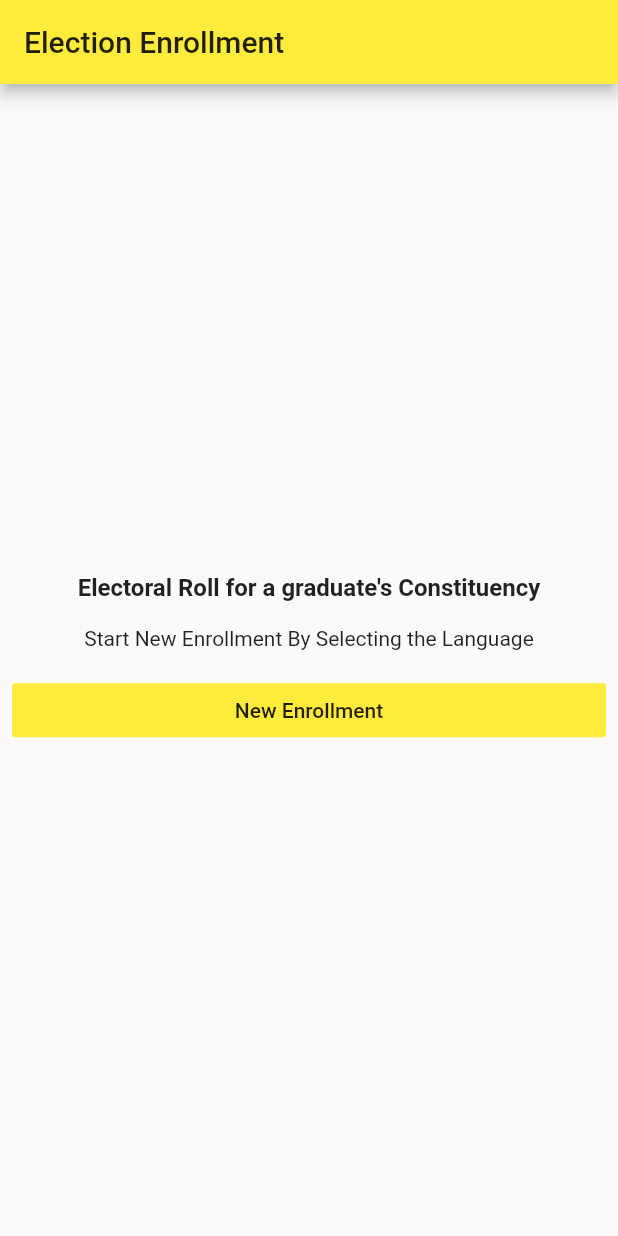
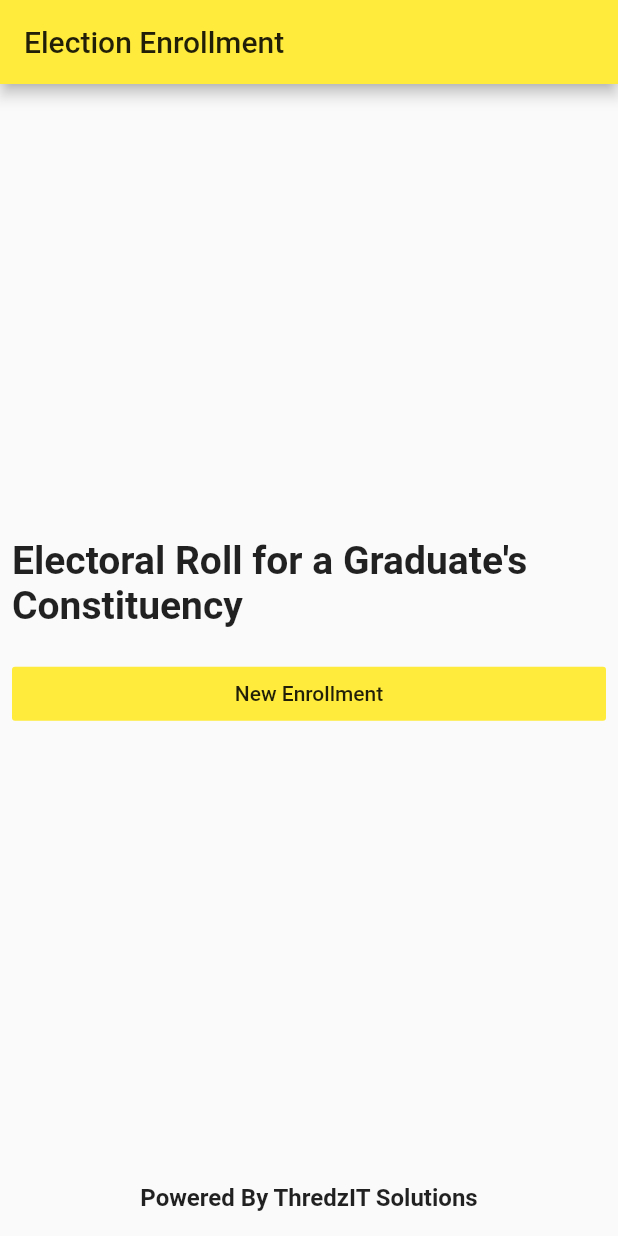
Before and after one commit to Adityavns/thredzit, a Flutter app: the screen it shows after launch, on a phone screen of 412 x 824 dp. Run offline on Flutter 3.47's test engine with Material 2 defaults, Android fonts, the light colour scheme and no system bars; our stand-ins replace cloud_firestore, firebase_core, firebase_storage, fluttertoast, image_picker, permission_handler and 1 more; accounts and stored records are empty.

```diff
--- a/lib/Home.dart
+++ b/lib/Home.dart
@@ -18,32 +18,56 @@ class _HomeState extends State<Home> {
   }
 
   Widget getBody() {
-    return Center(
+    return Padding(
+      padding: const EdgeInsets.all(8.0),
       child: Column(
-        crossAxisAlignment: CrossAxisAlignment.center,
+        children: <Widget>[
+          Expanded(
+            child: Column(
+              crossAxisAlignment: CrossAxisAlignment.stretch,
               mainAxisAlignment: MainAxisAlignment.center,
               children: <Widget>[
+                Text("Electoral Roll for a Graduate's Constituency",style:TextStyle(fontSize: 26,fontWeight: FontWeight.bold),),
                 Padding(
-            padding: const EdgeInsets.all(8.0),
-            child: Text("Electoral Roll for a graduate's Constituency",style:TextStyle(fontSize: 16,fontWeight: FontWeight.bold),),
-          ),
-          Padding(
-            padding: const EdgeInsets.all(8.0),
-            child: Text("Start New Enrollment By Selecting the Language"),
-          ),
-          Padding(
-            padding: const EdgeInsets.all(8.0),
-            child: Column(
-              crossAxisAlignment: CrossAxisAlignment.stretch,
-              children: <Widget>[
-                FlatButton(
+                  padding: const EdgeInsets.only(top:20),
+                  child: FlatButton(
                     color: Colors.yellow,
                     onPressed: () {
                       gotoNewEnrolmentScreen();
                     },
                     child: Text("New Enrollment"),
                   ),
+                ),
               ],
+            ),
+          ),
+          Padding(
+            padding: const EdgeInsets.all(8.0),
+            child: Text("Powered By ThredzIT Solutions",style: TextStyle(fontWeight: FontWeight.bold,fontSize: 16),),
+          )
+        ],
+      ),
+    );
+
+    return Center(
+      child: Column(
+        children: <Widget>[
+          Column(
+            crossAxisAlignment: CrossAxisAlignment.center,
+            mainAxisAlignment: MainAxisAlignment.center,
+            children: <Widget>[
+              Padding(
+                padding: const EdgeInsets.all(8.0),
+                child: Center(child: Text("Electoral Roll for a Graduate's Constituency",style:TextStyle(fontSize: 26,fontWeight: FontWeight.bold),)),
+              ),
+              Padding(
+                padding: const EdgeInsets.all(8.0),
+                child: FlatButton(
+                  color: Colors.yellow,
+                  onPressed: () {
+                    gotoNewEnrolmentScreen();
+                  },
+                  child: Text("New Enrollment"),
                 ),
               ),
               // Padding(
@@ -63,6 +87,8 @@ class _HomeState extends State<Home> {
               // )
             ],
           ),
+        ],
+      ),
     );
   }
 
--- a/lib/SplashScreen.dart
+++ b/lib/SplashScreen.dart
@@ -13,7 +13,7 @@ class _SplashScreenState extends State<SplashScreen> {
   Widget build(BuildContext context) {
     return Scaffold(
       body: Center(
-        child: Image.asset("assets/thredzit.png")
+        child: Image.asset("assets/ic_launcher.png")
       ),
     );
   }
--- a/lib/main.dart
+++ b/lib/main.dart
@@ -2,7 +2,6 @@ import 'package:firebase_core/firebase_core.dart';
 import 'package:flutter/material.dart';
 import 'package:permission_handler/permission_handler.dart';
 import 'package:thredzit/Home.dart';
-import 'package:thredzit/SplashScreen.dart';
 
 Future<void> main() async {
   runApp(MyApp());
@@ -26,16 +25,13 @@ class MyApp extends StatelessWidget {
   @override
   Widget build(BuildContext context) {
     return MaterialApp(
-      //translations: Messages(),
       debugShowCheckedModeBanner: false,
       title: 'Flutter Demo',
-      //locale: Locale('en', 'US'),
-      //fallbackLocale: Locale('te', 'IN'),
       theme: ThemeData(
         primarySwatch: Colors.yellow,
         visualDensity: VisualDensity.adaptivePlatformDensity,
       ),
-      home: SplashScreen(),
+      home: Home(),
     );
   }
 }
--- a/pubspec.yaml
+++ b/pubspec.yaml
@@ -37,12 +37,16 @@ dependencies:
   cloud_firestore: ^0.14.0+2
   rxdart: ^0.24.1
   permission_handler: ^5.0.1+1
+  fluttertoast: ^7.1.1
 
 
 
 dev_dependencies:
   flutter_test:
     sdk: flutter
+
+
+
 
 
 flutter_localizations: # added
@@ -55,7 +59,7 @@ flutter_localizations: # added
 # The following section is specific to Flutter.
 flutter:
   assets:
-  - assets/thredzit.png
+  - assets/ic_launcher.png
   # The following line ensures that the Material Icons font is
   # included with your application, so that you can use the icons in
   # the material Icons class.
```
Also changed, not shown: lib/survey.dart (+17 -7 lines), assets/ic_launcher.png (added), assets/thredzit.png (deleted), 10 other files. Lines whose indentation alone changed are shown as unchanged.
